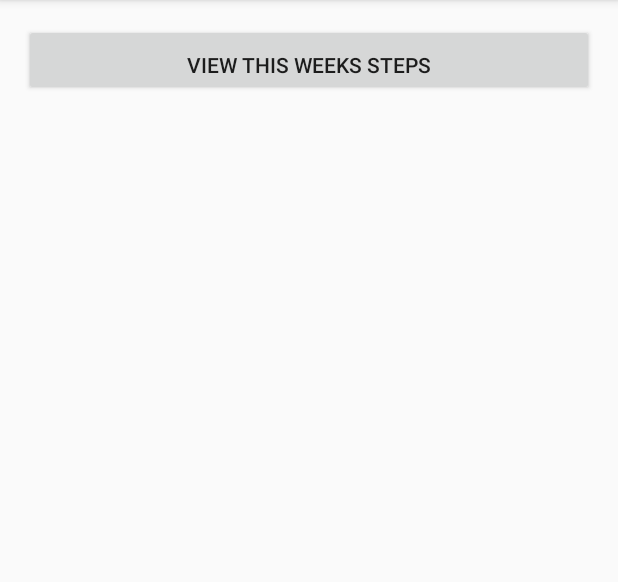
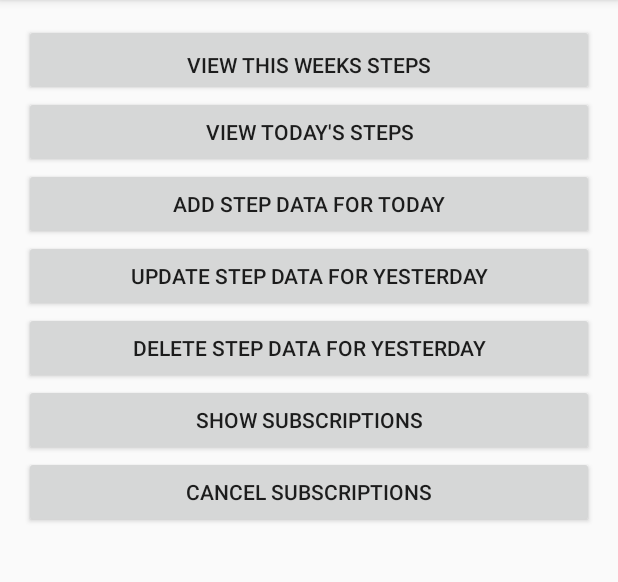
Before and after one commit to Floodeh/4th-year-project-fitness-app, an Android app: the screen it shows after launch (MainActivity), on a phone screen of 412 x 824 dp, the part 84-666 px from its top. Run offline under Robolectric (Android 15) with nearby library versions, the phone set to English and light mode, and no system bars; libraries missing offline, so code that uses them is left out: com.microsoft.windowsazure; 3 statements that could not run were skipped.

Commit message:
Show and Cancel Subscriptions

```diff
--- a/app/src/main/java/com/example/adamf/myfitnessapplicationgoogleapi/MainActivity.java
+++ b/app/src/main/java/com/example/adamf/myfitnessapplicationgoogleapi/MainActivity.java
@@ -5,6 +5,7 @@ import android.content.Intent;
 import android.content.IntentSender;
 import android.nfc.Tag;
 import android.provider.ContactsContract;
+import android.support.annotation.NonNull;
 import android.support.v7.app.AppCompatActivity;
 import android.os.Bundle;
 import android.util.Log;
@@ -19,7 +20,9 @@ import java.util.concurrent.TimeUnit;
 
 
 import com.google.android.gms.common.api.PendingResult;
+import com.google.android.gms.fitness.data.Subscription;
 import com.google.android.gms.fitness.result.DailyTotalResult;
+import com.google.android.gms.fitness.result.ListSubscriptionsResult;
 import com.microsoft.windowsazure.mobileservices.*;
 import com.google.android.gms.common.ConnectionResult;
 import com.google.android.gms.common.Scopes;
@@ -52,9 +55,17 @@ import java.util.concurrent.TimeUnit;
 
 public class MainActivity extends AppCompatActivity implements OnDataPointListener,
 GoogleApiClient.ConnectionCallbacks,
-GoogleApiClient.OnConnectionFailedListener {
+GoogleApiClient.OnConnectionFailedListener,
+View.OnClickListener{
 
     private Button mButtonViewWeek;
+
+    private Button mCancelSubscriptionsBtn;
+    private Button mShowSubscriptionsBtn;
+
+    private ResultCallback<Status> mSubscribeResultCallback;
+    private ResultCallback<Status> mCancelSubscriptionResultCallback;
+    private ResultCallback<ListSubscriptionsResult> mListSubscriptionsResultCallback;
 
     private MobileServiceClient mClient;
     private static final int REQUEST_OAUTH = 1;
@@ -72,6 +83,9 @@ GoogleApiClient.OnConnectionFailedListener {
             authInProgress = savedInstanceState.getBoolean(AUTH_PENDING);
         }
 
+        initViews();
+        initCallbacks();
+
 
         mApiClient = new GoogleApiClient.Builder(this)
                 .addApi(Fitness.SENSORS_API)
@@ -82,9 +96,57 @@ GoogleApiClient.OnConnectionFailedListener {
                 .addScope(new Scope(Scopes.FITNESS_ACTIVITY_READ_WRITE))
                 .addConnectionCallbacks(this)
                 .addOnConnectionFailedListener(this)
+                //.enableAutoManage(this, 0, this)
                 .build();
     }
 
+    private void initViews() {
+        mCancelSubscriptionsBtn = (Button) findViewById(R.id.btn_cancel_subscriptions);
+        mShowSubscriptionsBtn = (Button) findViewById(R.id.btn_show_subscriptions);
+
+        mCancelSubscriptionsBtn.setOnClickListener(this);
+        mShowSubscriptionsBtn.setOnClickListener(this);
+    }
+
+    private void initCallbacks() {
+        mSubscribeResultCallback = new ResultCallback<Status>() {
+            @Override
+            public void onResult(@NonNull Status status) {
+                if (status.isSuccess()) {
+                    if (status.getStatusCode() == FitnessStatusCodes.SUCCESS_ALREADY_SUBSCRIBED) {
+                        Log.e( "RecordingAPI", "Already subscribed to the Recording API");
+                    } else {
+                        Log.e("RecordingAPI", "Subscribed to the Recording API");
+                    }
+                }
+            }
+        };
+
+        mCancelSubscriptionResultCallback = new ResultCallback<Status>() {
+            @Override
+            public void onResult(@NonNull Status status) {
+                if (status.isSuccess()) {
+                    Log.e( "RecordingAPI", "Canceled subscriptions!");
+                } else {
+                    // Subscription not removed
+                    Log.e("RecordingAPI", "Failed to cancel subscriptions");
+                }
+            }
+        };
+
+        mListSubscriptionsResultCallback = new ResultCallback<ListSubscriptionsResult>() {
+            @Override
+            public void onResult(@NonNull ListSubscriptionsResult listSubscriptionsResult) {
+                for (Subscription subscription : listSubscriptionsResult.getSubscriptions()) {
+                    DataType dataType = subscription.getDataType();
+                    Log.e( "RecordingAPI", dataType.getName() );
+                    for (Field field : dataType.getFields() ) {
+                        Log.e( "RecordingAPI", field.toString() );
+                    }
+                }
+            }
+        };
+    }
 
     @Override
     protected void onStart() {
@@ -140,6 +202,9 @@ GoogleApiClient.OnConnectionFailedListener {
                 .setDataSourceTypes(DataSource.TYPE_RAW)
                 .build();
 
+        Fitness.RecordingApi.subscribe(mApiClient, DataType.TYPE_STEP_COUNT_DELTA)
+                .setResultCallback(mSubscribeResultCallback);
+
         new FetchStepsAsync().execute();
         new FetchCalorieAsync().execute();
 
@@ -158,6 +223,30 @@ GoogleApiClient.OnConnectionFailedListener {
         Fitness.SensorsApi.findDataSources(mApiClient, dataSourceRequest)
                 .setResultCallback(dataSourcesResultCallback);
 
+    }
+
+    @Override
+    public void onClick(View v) {
+        switch(v.getId()) {
+            case R.id.btn_cancel_subscriptions: {
+                cancelSubscriptions();
+                break;
+            }
+            case R.id.btn_show_subscriptions: {
+                showSubscriptions();
+                break;
+            }
+        }
+    }
+
+    private void showSubscriptions() {
+        Fitness.RecordingApi.listSubscriptions(mApiClient)
+                .setResultCallback(mListSubscriptionsResultCallback);
+    }
+
+    private void cancelSubscriptions() {
+        Fitness.RecordingApi.unsubscribe(mApiClient, DataType.TYPE_STEP_COUNT_DELTA)
+                .setResultCallback(mCancelSubscriptionResultCallback);
     }
 
     @Override
@@ -207,6 +296,8 @@ GoogleApiClient.OnConnectionFailedListener {
             });
         }
     }
+
+
 
     private class FetchStepsAsync extends AsyncTask<Object, Object, Long> {
         protected Long doInBackground(Object... params) {
--- a/app/src/main/res/layout/activity_main.xml
+++ b/app/src/main/res/layout/activity_main.xml
@@ -4,6 +4,7 @@
     android:id="@+id/activity_main"
     android:layout_width="match_parent"
     android:layout_height="match_parent"
+    android:orientation="vertical"
     android:paddingBottom="@dimen/activity_vertical_margin"
     android:paddingLeft="@dimen/activity_horizontal_margin"
     android:paddingRight="@dimen/activity_horizontal_margin"
@@ -18,4 +19,39 @@
         android:layout_height="wrap_content"
         android:text="View this weeks steps" />
 
+    <Button
+        android:id="@+id/btn_view_today"
+        android:layout_width="match_parent"
+        android:layout_height="wrap_content"
+        android:text="View today's steps"/>
+
+    <Button
+        android:id="@+id/btn_add_steps"
+        android:layout_width="match_parent"
+        android:layout_height="wrap_content"
+        android:text="Add step data for today" />
+
+    <Button
+        android:id="@+id/btn_update_steps"
+        android:layout_width="match_parent"
+        android:layout_height="wrap_content"
+        android:text="Update step data for yesterday" />
+
+    <Button
+        android:id="@+id/btn_delete_steps"
+        android:layout_width="match_parent"
+        android:layout_height="wrap_content"
+        android:text="Delete step data for yesterday" />
+
+    <Button
+        android:id="@+id/btn_show_subscriptions"
+        android:layout_width="match_parent"
+        android:layout_height="wrap_content"
+        android:text="Show Subscriptions"/>
+    <Button
+        android:id="@+id/btn_cancel_subscriptions"
+        android:layout_width="match_parent"
+        android:layout_height="wrap_content"
+        android:text="Cancel Subscriptions"/>
+
 </LinearLayout>
```
